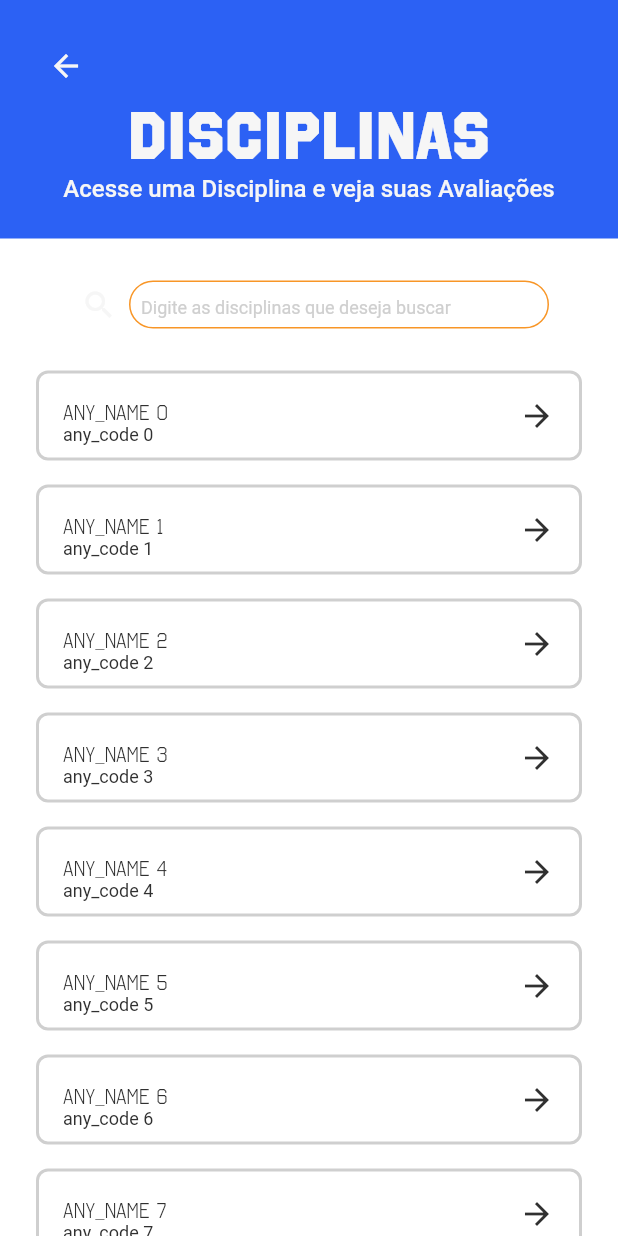
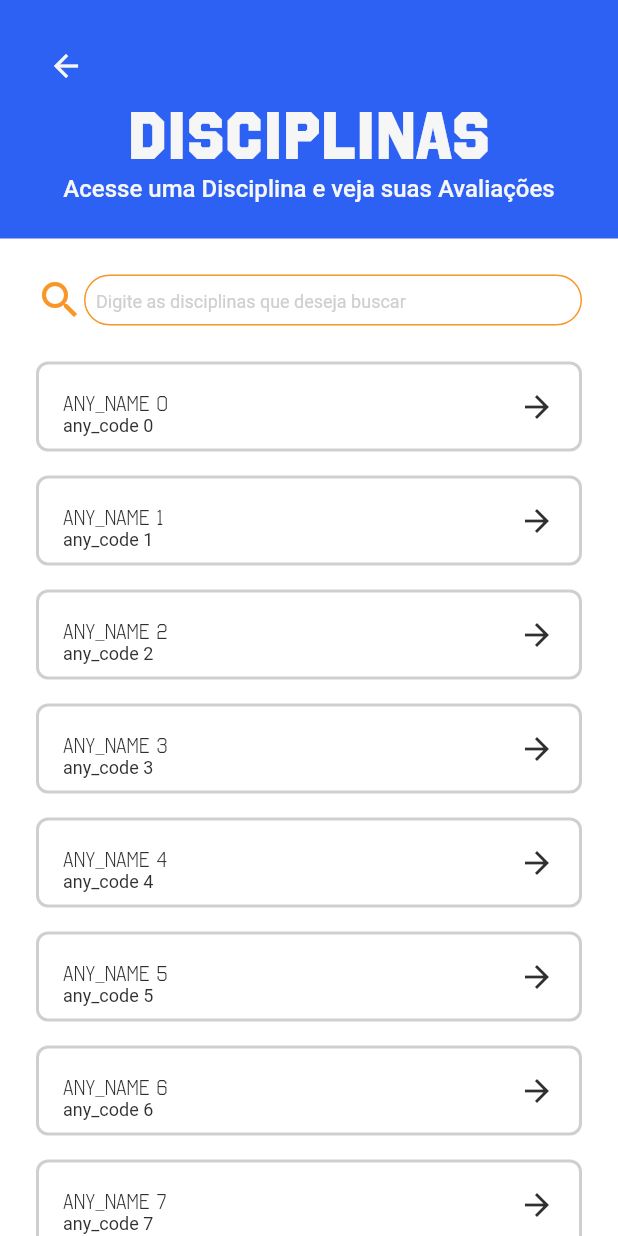
Before and after one commit to fga-eps-mds/CollegeFlow, a Flutter app: the ListSubjectsPage screen opened by its route, on a phone screen of 412 x 824 dp. Run offline on Flutter 3.47's test engine with Material 2 defaults, Android fonts, the phone set to English and light mode, and no system bars; our stand-ins replace dio, get_it, smooth_page_indicator.

Commit message:
refac: improve UI of widgets and pages

```diff
--- a/college_flow_app/lib/features/list_subjects/widgets/searchbar.dart
+++ b/college_flow_app/lib/features/list_subjects/widgets/searchbar.dart
@@ -18,17 +18,12 @@ class SearchBar extends StatelessWidget {
       mainAxisAlignment: MainAxisAlignment.center,
       mainAxisSize: MainAxisSize.max,
       children: [
-        FlowIconButton(
-          icon: const FlowIcon.search(
-            color: colorSecondary,
-            size: spacingXS,
-          ),
-          onTap: () {},
+        const FlowIcon.search(
+          color: colorSecondary,
+          size: spacingXS,
         ),
         const VSpacer.quarck(),
-        SizedBox(
-          width: 280,
-          height: 32,
+        Expanded(
           child: TextFormField(
             decoration: InputDecoration(
               enabledBorder: OutlineInputBorder(
--- a/college_flow_app/lib/features/list_subjects/widgets/subject_tile.dart
+++ b/college_flow_app/lib/features/list_subjects/widgets/subject_tile.dart
@@ -20,7 +20,7 @@ class SubjectTile extends StatelessWidget {
   Widget build(BuildContext context) {
     return ListTile(
       visualDensity: const VisualDensity(vertical: -4),
-      horizontalTitleGap: 16.0,
+      horizontalTitleGap: spacingXXXS,
       textColor: colorBlack,
       iconColor: colorBlack,
       shape: RoundedRectangleBorder(
--- a/college_flow_app/lib/shared/widgets/header.dart
+++ b/college_flow_app/lib/shared/widgets/header.dart
@@ -9,21 +9,25 @@ import 'flow_icon_button.dart';
 class Header extends StatelessWidget {
   const Header({
     Key? key,
-    this.description,
+    this.description = "",
     this.title = "",
     this.textAlign = TextAlign.start,
   }) : super(
           key: key,
         );
-  final String? description;
+  final String description;
   final String title;
   final TextAlign textAlign;
-  bool get hasDescription => description != null;
 
   @override
   Widget build(BuildContext context) {
     return Container(
-      padding: const EdgeInsets.only(top: spacingXXS, bottom: spacingNano, right: spacingXXS, left: spacingXXS),
+      padding: const EdgeInsets.only(
+        top: spacingXXS,
+        bottom: spacingNano,
+        right: spacingXXS,
+        left: spacingXXS,
+      ),
       width: double.maxFinite,
       color: colorPrimary,
       child: Column(
@@ -42,10 +46,8 @@ class Header extends StatelessWidget {
                 ),
             textAlign: textAlign,
           ),
-
-          if (hasDescription)
           Text(
-              description!,
+            description,
             style: Theme.of(context).textTheme.labelLarge?.copyWith(
                   color: colorWhite,
                 ),
```
Lines whose indentation alone changed are shown as unchanged.
